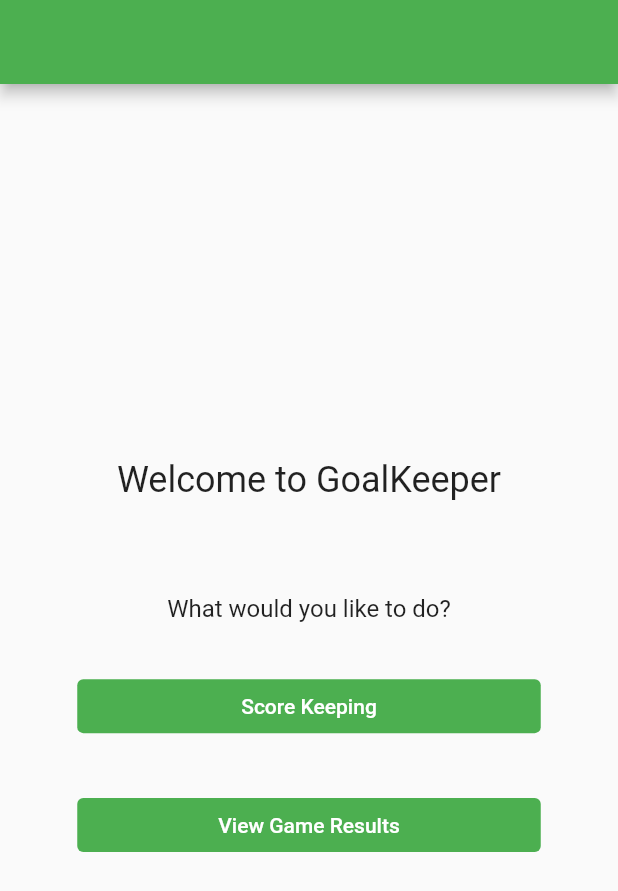
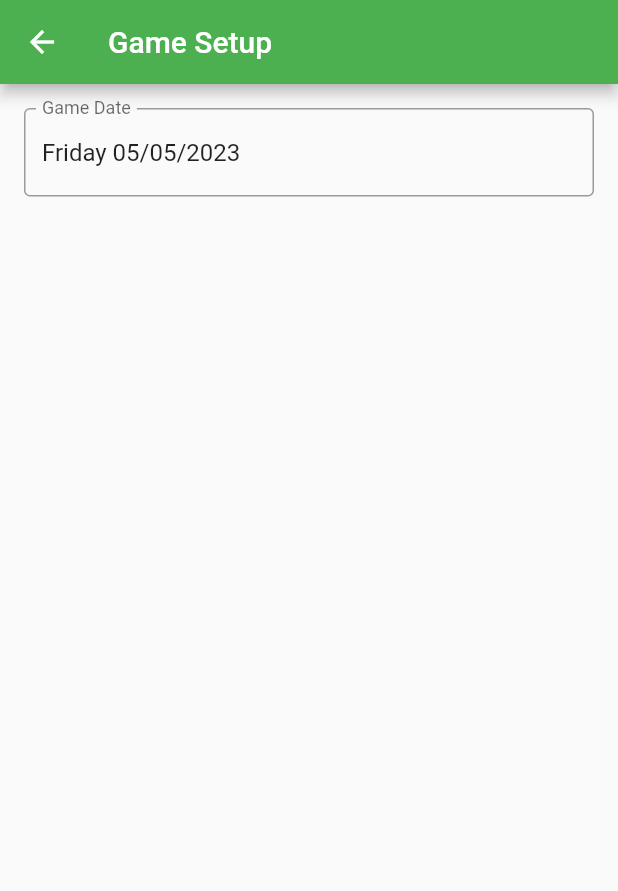
Before and after one commit to ryannortham/scorecard, a Flutter app: the screen it shows after launch, after a tap on "Score Keeping", on a phone screen of 412 x 824 dp. Shown: the top 891 px of the screen. Run offline on Flutter 3.47's test engine with Material 2 defaults, Android fonts, the phone set to English and light mode, and no system bars.

Commit message:
game date picker done

```diff
--- /dev/null
+++ b/lib/game_setup.dart
@@ -0,0 +1,68 @@
+import 'package:flutter/material.dart';
+import 'package:intl/intl.dart';
+
+class GameSetup extends StatefulWidget {
+  const GameSetup({Key? key, required this.title}) : super(key: key);
+  final String title;
+
+  @override
+  State<GameSetup> createState() => _GameSetupState();
+}
+
+class _GameSetupState extends State<GameSetup> {
+  final dateController = TextEditingController(
+    text: DateFormat('EEEE dd/MM/yyyy').format(DateTime.now()),
+  );
+
+  @override
+  void dispose() {
+    dateController.dispose();
+    super.dispose();
+  }
+
+  @override
+  Widget build(BuildContext context) {
+    final primaryButtonStyle = ElevatedButton.styleFrom(
+      backgroundColor: Theme.of(context).primaryColor,
+      elevation: 0,
+    );
+
+    return Scaffold(
+      appBar: AppBar(
+        title: Text(widget.title),
+      ),
+      body: Padding(
+        padding: const EdgeInsets.all(16.0),
+        child: Column(
+          children: [
+            TextField(
+              readOnly: true,
+              controller: dateController,
+              decoration: const InputDecoration(
+                labelText: 'Game Date',
+                border: OutlineInputBorder(),
+              ),
+              onTap: () async {
+                // Show date picker dialog
+                final DateTime? pickedDate = await showDatePicker(
+                  context: context,
+                  initialDate: DateTime.now(),
+                  firstDate: DateTime.now().subtract(const Duration(days: 365)),
+                  lastDate: DateTime.now().add(const Duration(days: 365)),
+                );
+
+                if (pickedDate != null) {
+                  // Update text field value when date is picked
+                  setState(() {
+                    dateController.text =
+                        DateFormat('EEEE dd/MM/yyyy').format(pickedDate);
+                  });
+                }
+              },
+            ),
+          ],
+        ),
+      ),
+    );
+  }
+}
--- a/lib/landing_page.dart
+++ b/lib/landing_page.dart
@@ -1,8 +1,8 @@
 import 'package:flutter/material.dart';
+import 'game_setup.dart';
 
 class LandingPage extends StatefulWidget {
   const LandingPage({Key? key, required this.title}) : super(key: key);
-
   final String title;
 
   @override
@@ -38,7 +38,14 @@ class _LandingPageState extends State<LandingPage> {
               width: MediaQuery.of(context).size.width * 0.75,
               child: ElevatedButton(
                 style: primaryButtonStyle,
-                onPressed: () {},
+                onPressed: () {
+                  Navigator.of(context).push(
+                    MaterialPageRoute(
+                      builder: (context) =>
+                          const GameSetup(title: 'Game Setup'),
+                    ),
+                  );
+                },
                 child: const Text("Score Keeping"),
               ),
             ),
--- a/pubspec.yaml
+++ b/pubspec.yaml
@@ -35,6 +35,7 @@ dependencies:
   # The following adds the Cupertino Icons font to your application.
   # Use with the CupertinoIcons class for iOS style icons.
   cupertino_icons: ^1.0.2
+  intl: ^0.17.0
 
 dev_dependencies:
   flutter_test:
```
Also changed, not shown: pubspec.lock.
